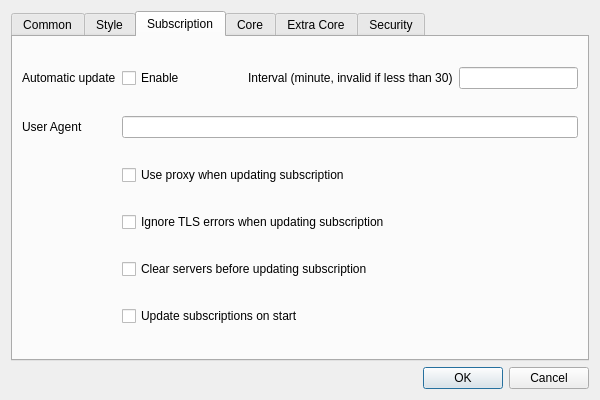
First picture: the form in src/ui/dialog_basic_settings.ui, repository Ogstra/proxor, before the edit.
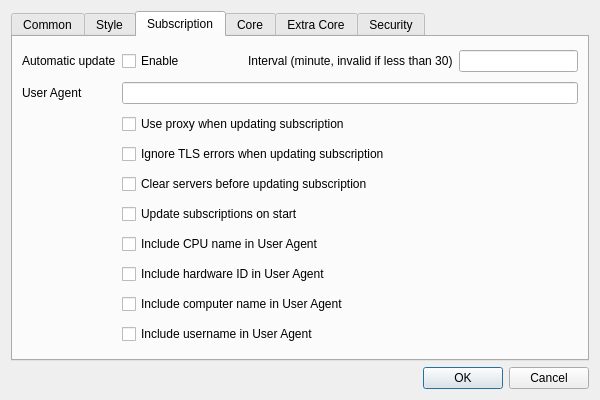
Second picture: the form after the edit. The open tabs and pages were chosen to show the change. Custom widgets are drawn as their Qt base class.

Commit message: feat: add HWID to user agent and toggles for CPU, HWID, computer, username

Diff of the .ui file:
```diff
--- a/src/ui/dialog_basic_settings.ui
+++ b/src/ui/dialog_basic_settings.ui
@@ -482,6 +482,34 @@
          </property>
         </widget>
        </item>
+       <item row="6" column="1">
+        <widget class="QCheckBox" name="ua_include_cpu">
+         <property name="text">
+          <string>Include CPU name in User Agent</string>
+         </property>
+        </widget>
+       </item>
+       <item row="7" column="1">
+        <widget class="QCheckBox" name="ua_include_hwid">
+         <property name="text">
+          <string>Include hardware ID in User Agent</string>
+         </property>
+        </widget>
+       </item>
+       <item row="8" column="1">
+        <widget class="QCheckBox" name="ua_include_computer">
+         <property name="text">
+          <string>Include computer name in User Agent</string>
+         </property>
+        </widget>
+       </item>
+       <item row="9" column="1">
+        <widget class="QCheckBox" name="ua_include_username">
+         <property name="text">
+          <string>Include username in User Agent</string>
+         </property>
+        </widget>
+       </item>
        <item row="0" column="0">
         <widget class="QLabel" name="label_20">
          <property name="sizePolicy">
```
The commit also changes 3 other files.
